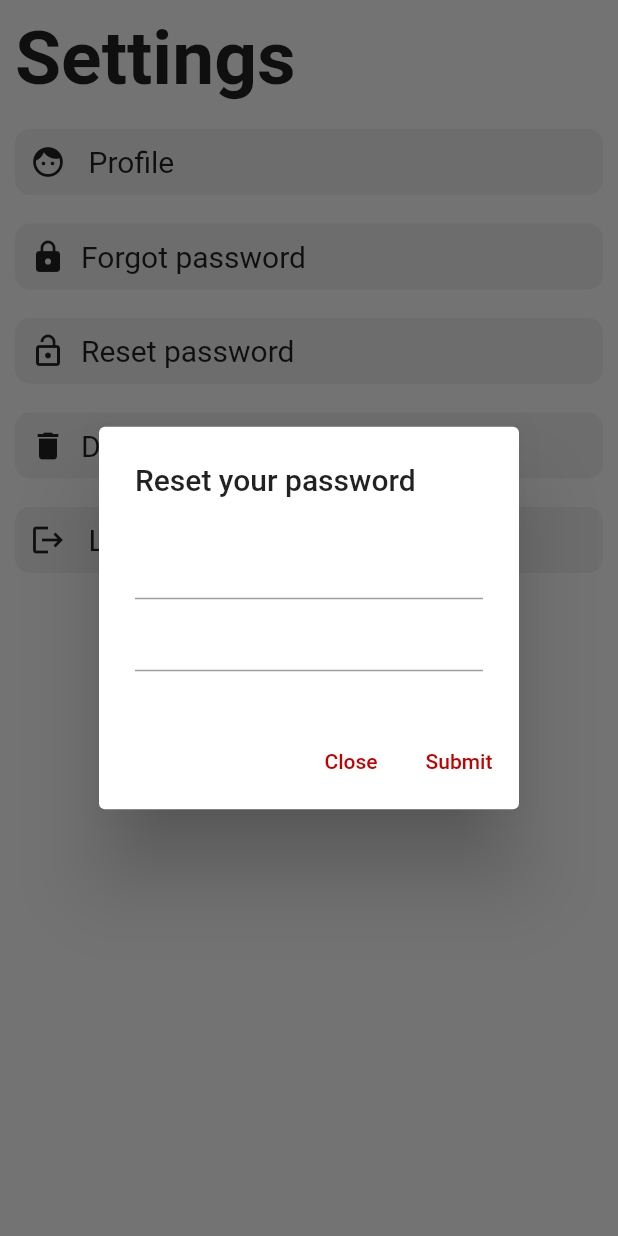
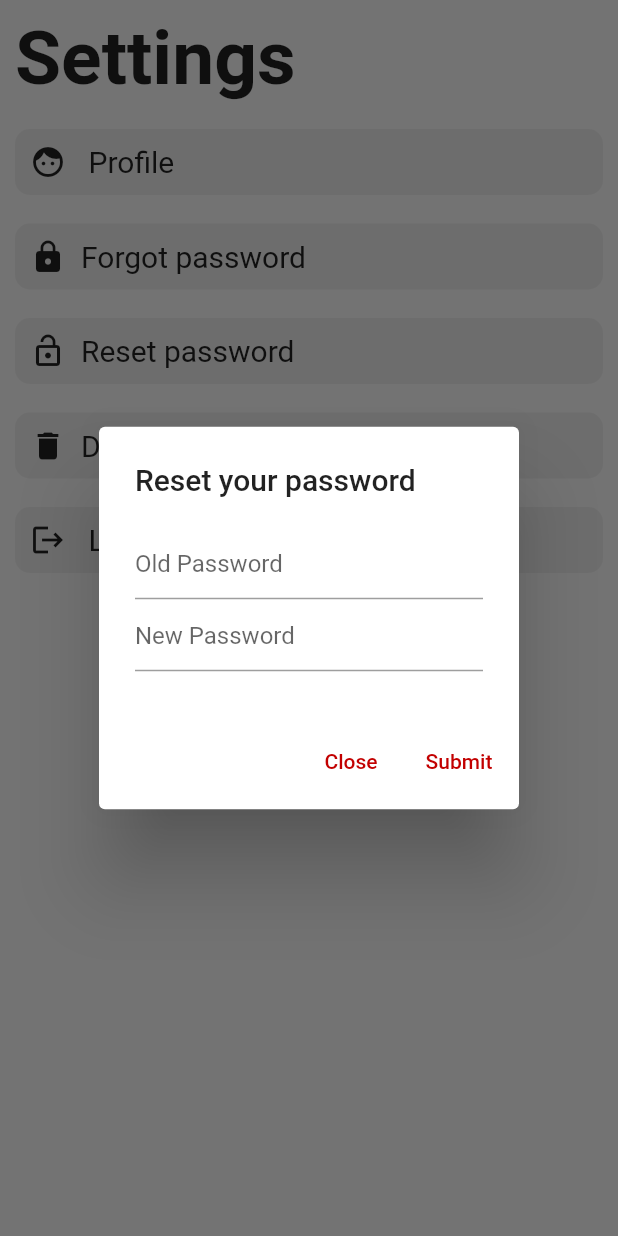
Before and after one commit to tarush-r/End-To-End-Ecrypted-Chat-App, a Flutter app: the SettingsScreen screen opened by its route, after a tap on "Reset password", on a phone screen of 412 x 824 dp. Run offline on Flutter 3.47's test engine with Material 2 defaults, Android fonts, the phone set to English and light mode, and no system bars; our stand-ins replace contacts_service, mobx, shared_preferences, socket_io_client; missing offline and left inert: asn1lib, encrypt, flutter_socket_io, pointycastle, rsa_encrypt; accounts and stored records are empty; generated files the repository leaves out were written again.

Commit message:
minor changes

```diff
--- a/chatapp_client/lib/screens/settings_screen.dart
+++ b/chatapp_client/lib/screens/settings_screen.dart
@@ -56,11 +56,18 @@ class _SettingsScreenState extends State<SettingsScreen> {
                 height: 100,
                 child: Column(
                   children: [
+
                     TextFormField(
                       controller: oldPasswordController,
+                      decoration: InputDecoration(
+                        hintText: "Old Password"
+                      ),
                     ),
                     TextFormField(
                       controller: newPasswordController,
+                      decoration: InputDecoration(
+                        hintText: "New Password"
+                      ),
                     ),
                   ],
                 ),
@@ -150,9 +157,15 @@ class _SettingsScreenState extends State<SettingsScreen> {
                   children: [
                     TextFormField(
                       controller: otpController,
+                      decoration: InputDecoration(
+                        hintText: "OTP"
+                      ),
                     ),
                     TextFormField(
                       controller: newPasswordController,
+                      decoration: InputDecoration(
+                        hintText: "New Password"
+                      ),
                     ),
                   ],
                 ),
@@ -184,6 +197,7 @@ class _SettingsScreenState extends State<SettingsScreen> {
   Widget build(BuildContext context) {
     return SafeArea(
       child: Scaffold(
+        resizeToAvoidBottomInset: false,
         body: Padding(
           padding: const EdgeInsets.all(10),
           child: Container(
@@ -194,6 +208,10 @@ class _SettingsScreenState extends State<SettingsScreen> {
                 SizedBox(
                   height: 15,
                 ),
+                Expanded(
+                  flex: 1,
+                                  child: ListView(
+                    children: [
                       RawMaterialButton(
                     onPressed: () {
                       Navigator.of(context).pushNamed(ProfileScreen.routeName);
@@ -326,6 +344,9 @@ class _SettingsScreenState extends State<SettingsScreen> {
                   ),
                     ],
                   ),
+                )
+              ],
+            ),
           ),
         ),
       ),
```
Also changed, not shown: chatapp_client/lib/screens/profile_screen.dart (+17 -4 lines), chatapp_client/lib/screens/register_screen.dart (+10 -3 lines). Lines whose indentation alone changed are shown as unchanged.
